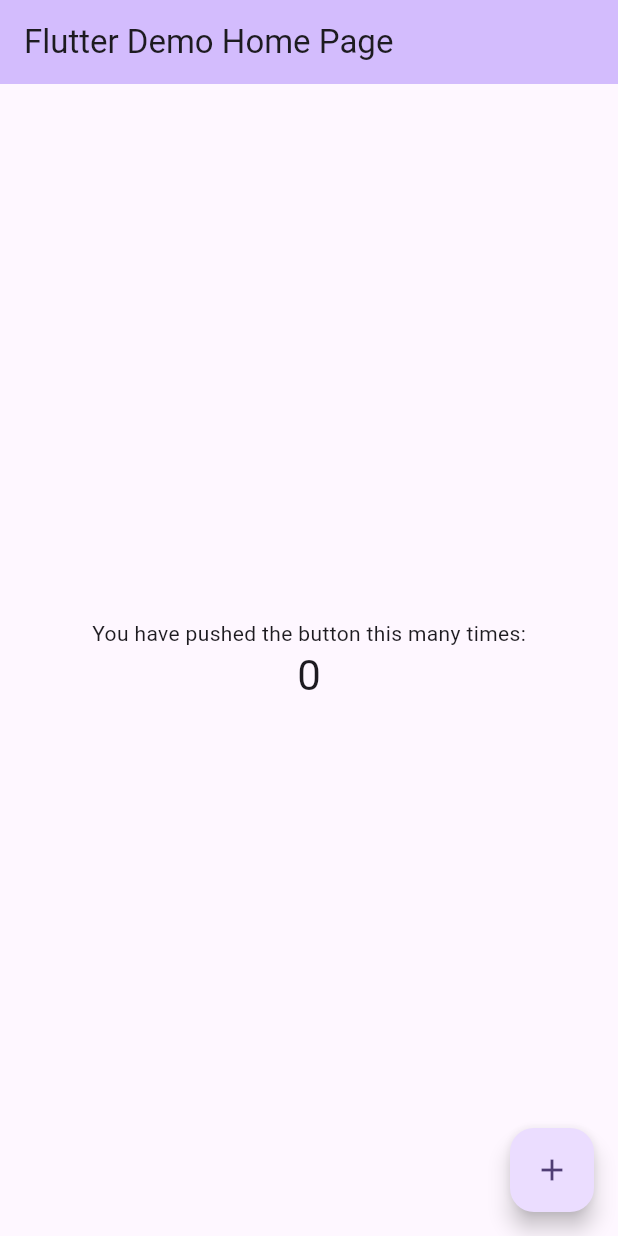
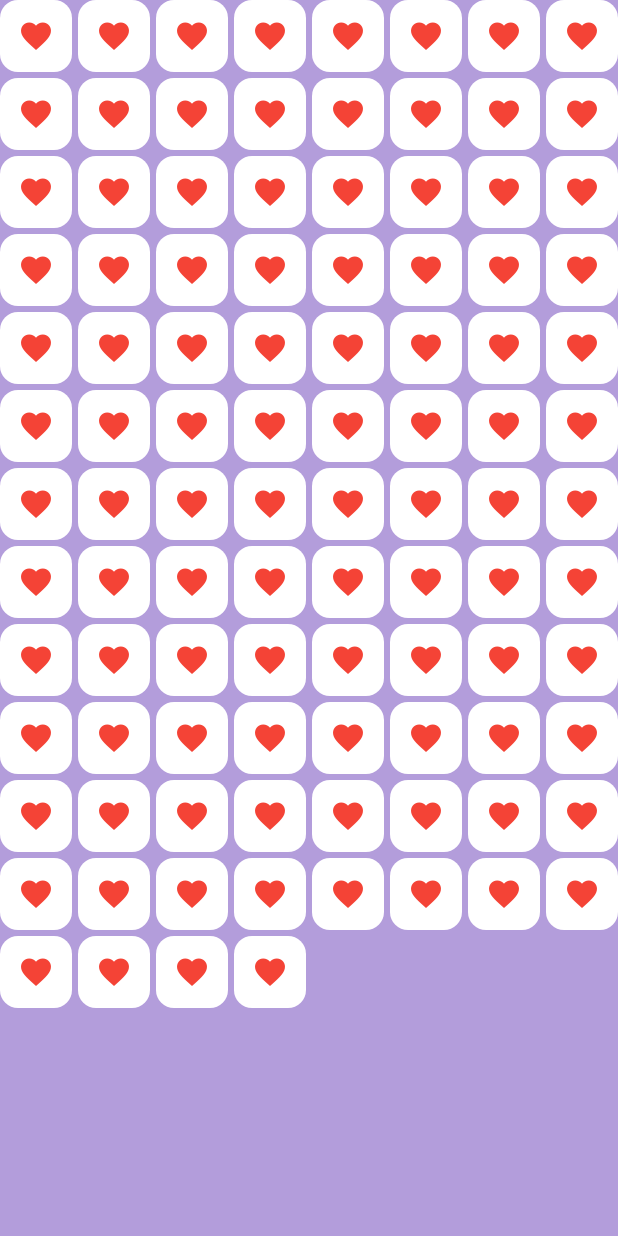
Before and after one commit to Dianagit168/flutter_masterclass, a Flutter app: the screen it shows after launch, on a phone screen of 412 x 824 dp. Run offline on Flutter 3.47's test engine with Material 3 defaults, Android fonts, the phone set to English and light mode, and no system bars.

Commit message:
feat(beginner): implement gridview widget

```diff
--- a/lib/main.dart
+++ b/lib/main.dart
@@ -11,115 +11,43 @@
   @override
   Widget build(BuildContext context) {
     return MaterialApp(
-      title: 'Flutter Demo',
       theme: ThemeData(
-        // This is the theme of your application.
-        //
-        // TRY THIS: Try running your application with "flutter run". You'll see
-        // the application has a purple toolbar. Then, without quitting the app,
-        // try changing the seedColor in the colorScheme below to Colors.green
-        // and then invoke "hot reload" (save your changes or press the "hot
-        // reload" button in a Flutter-supported IDE, or press "r" if you used
-        // the command line to start the app).
-        //
-        // Notice that the counter didn't reset back to zero; the application
-        // state is not lost during the reload. To reset the state, use hot
-        // restart instead.
-        //
-        // This works for code too, not just values: Most code changes can be
-        // tested with just a hot reload.
         colorScheme: ColorScheme.fromSeed(seedColor: Colors.deepPurple),
         useMaterial3: true,
       ),
-      home: const MyHomePage(title: 'Flutter Demo Home Page'),
+      home: const MyHomePage(),
     );
   }
 }
 
-class MyHomePage extends StatefulWidget {
-  const MyHomePage({super.key, required this.title});
-
-  // This widget is the home page of your application. It is stateful, meaning
-  // that it has a State object (defined below) that contains fields that affect
-  // how it looks.
-
-  // This class is the configuration for the state. It holds the values (in this
-  // case the title) provided by the parent (in this case the App widget) and
-  // used by the build method of the State. Fields in a Widget subclass are
-  // always marked "final".
-
-  final String title;
-
-  @override
-  State<MyHomePage> createState() => _MyHomePageState();
-}
-
-class _MyHomePageState extends State<MyHomePage> {
-  int _counter = 0;
-
-  void _incrementCounter() {
-    setState(() {
-      // This call to setState tells the Flutter framework that something has
-      // changed in this State, which causes it to rerun the build method below
-      // so that the display can reflect the updated values. If we changed
-      // _counter without calling setState(), then the build method would not be
-      // called again, and so nothing would appear to happen.
-      _counter++;
-    });
-  }
+class MyHomePage extends StatelessWidget {
+  const MyHomePage({super.key});
 
   @override
   Widget build(BuildContext context) {
-    // This method is rerun every time setState is called, for instance as done
-    // by the _incrementCounter method above.
-    //
-    // The Flutter framework has been optimized to make rerunning build methods
-    // fast, so that you can just rebuild anything that needs updating rather
-    // than having to individually change instances of widgets.
     return Scaffold(
-      appBar: AppBar(
-        // TRY THIS: Try changing the color here to a specific color (to
-        // Colors.amber, perhaps?) and trigger a hot reload to see the AppBar
-        // change color while the other colors stay the same.
-        backgroundColor: Theme.of(context).colorScheme.inversePrimary,
-        // Here we take the value from the MyHomePage object that was created by
-        // the App.build method, and use it to set our appbar title.
-        title: Text(widget.title),
+      backgroundColor: Colors.deepPurple[200],
+      body: GridView.builder(
+        itemCount: 100,
+        gridDelegate: const SliverGridDelegateWithFixedCrossAxisCount(
+          crossAxisCount: 8,
+          mainAxisSpacing: 4,
+          crossAxisSpacing: 4,
+        ),
+        itemBuilder: (BuildContext context, int index) {
+          return Container(
+            //  padding: const EdgeInsets.all(20),
+            decoration: BoxDecoration(
+              color: Colors.white,
+              borderRadius: BorderRadius.circular(12),
+            ),
+            child: const Icon(
+              Icons.favorite,
+              color: Colors.red,
+            ),
+          );
+        },
       ),
-      body: Center(
-        // Center is a layout widget. It takes a single child and positions it
-        // in the middle of the parent.
-        child: Column(
-          // Column is also a layout widget. It takes a list of children and
-          // arranges them vertically. By default, it sizes itself to fit its
-          // children horizontally, and tries to be as tall as its parent.
-          //
-          // Column has various properties to control how it sizes itself and
-          // how it positions its children. Here we use mainAxisAlignment to
-          // center the children vertically; the main axis here is the vertical
-          // axis because Columns are vertical (the cross axis would be
-          // horizontal).
-          //
-          // TRY THIS: Invoke "debug painting" (choose the "Toggle Debug Paint"
-          // action in the IDE, or press "p" in the console), to see the
-          // wireframe for each widget.
-          mainAxisAlignment: MainAxisAlignment.center,
-          children: <Widget>[
-            const Text(
-              'You have pushed the button this many times:',
-            ),
-            Text(
-              '$_counter',
-              style: Theme.of(context).textTheme.headlineMedium,
-            ),
-          ],
-        ),
-      ),
-      floatingActionButton: FloatingActionButton(
-        onPressed: _incrementCounter,
-        tooltip: 'Increment',
-        child: const Icon(Icons.add),
-      ), // This trailing comma makes auto-formatting nicer for build methods.
     );
   }
 }
```
